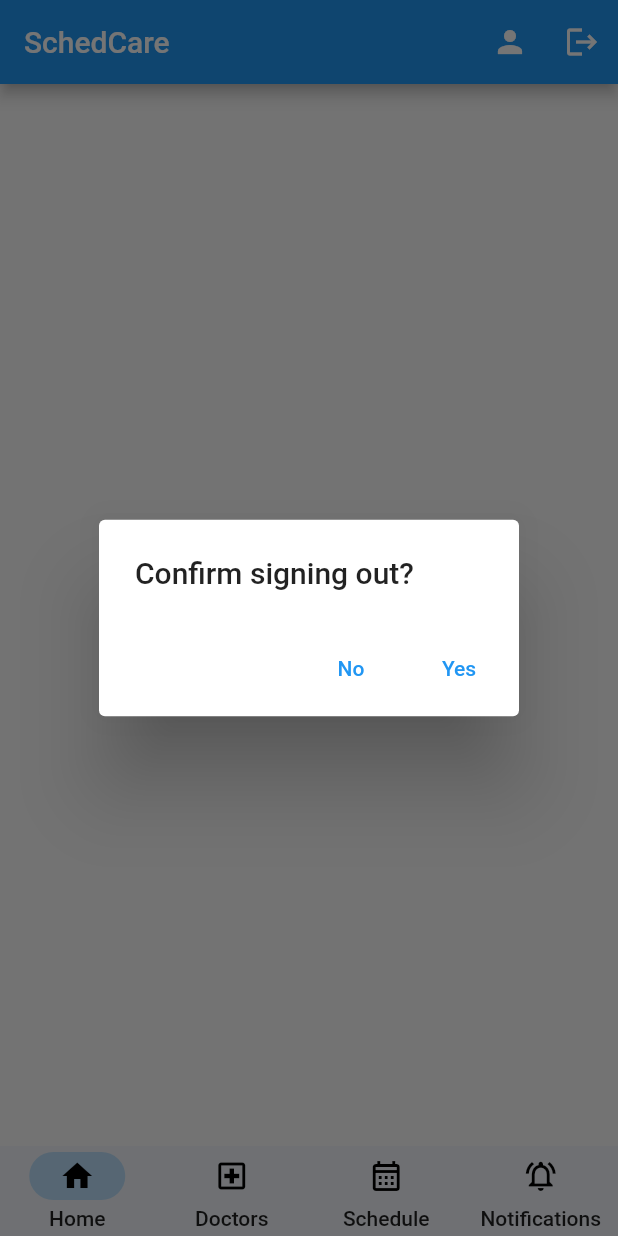
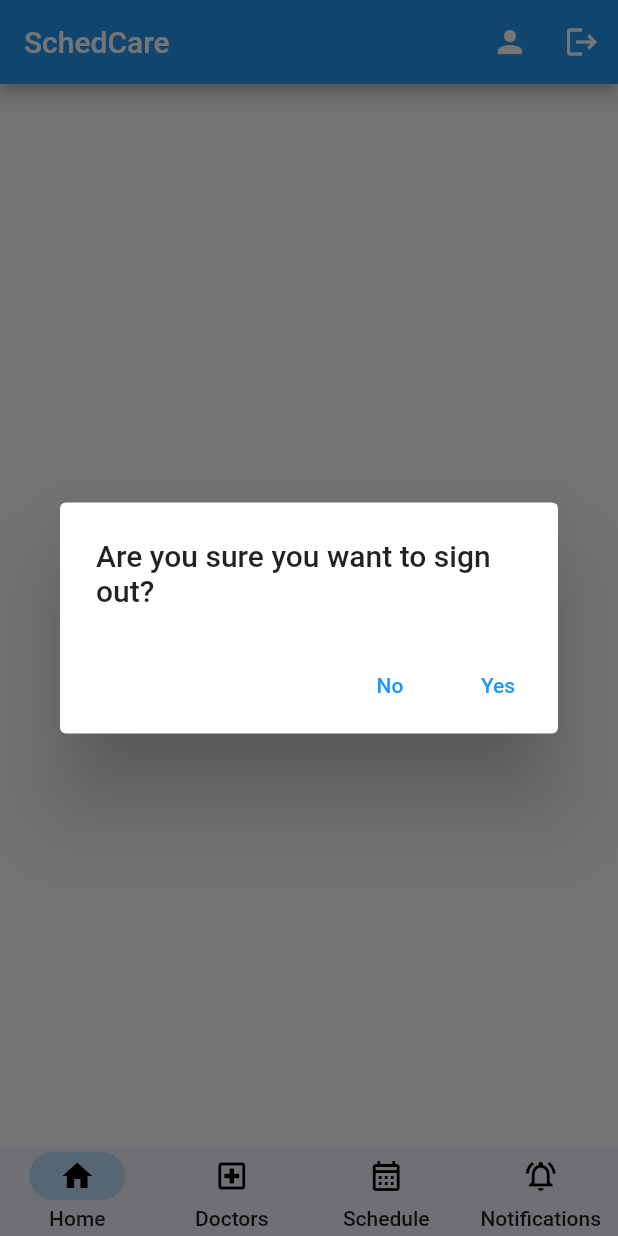
Before and after one commit to itsybitsci/schedcare, a Flutter app: the PatientHomeScreen screen opened by its route, after a tap on the "logout" icon, on a phone screen of 412 x 824 dp. Run offline on Flutter 3.47's test engine with Material 2 defaults, Android fonts, the phone set to English and light mode, and no system bars; drawn by our look-alikes of firebase_ui_firestore; our stand-ins replace cloud_firestore, firebase_analytics, firebase_auth, firebase_core, firebase_crashlytics, firebase_messaging and 9 more; missing offline and left inert: firebase_app_check; accounts and stored records are empty.

Commit message:
feat: Added doctor home screen

```diff
--- a/lib/screens/common/auth_wrapper.dart
+++ b/lib/screens/common/auth_wrapper.dart
@@ -55,7 +55,7 @@ class AuthWrapper extends HookConsumerWidget {
                   Doctor doctor = Doctor.fromSnapshot(data);
                   firebaseServicesNotifier.setDoctor = doctor;
                 }
-                return const DoctorHomeScreen();
+                return DoctorHomeScreen();
               }
               return materialLoading();
             },
--- a/lib/screens/patient/home/patient_home_screen.dart
+++ b/lib/screens/patient/home/patient_home_screen.dart
@@ -5,6 +5,7 @@ import 'package:go_router/go_router.dart';
 import 'package:hooks_riverpod/hooks_riverpod.dart';
 import 'package:schedcare/providers/firebase_services_provider.dart';
 import 'package:schedcare/utilities/constants.dart';
+import 'package:schedcare/utilities/prompts.dart';
 import 'package:schedcare/utilities/widgets.dart';
 
 class PatientHomeScreen extends HookConsumerWidget {
@@ -27,7 +28,7 @@ class PatientHomeScreen extends HookConsumerWidget {
 
     return Scaffold(
       appBar: AppBar(
-        title: const Text('SchedCare'),
+        title: const Text(AppConstants.appTitle),
         actions: [
           IconButton(
             icon: const Icon(Icons.person),
@@ -44,18 +45,18 @@ class PatientHomeScreen extends HookConsumerWidget {
                 context: context,
                 builder: (context) {
                   return AlertDialog(
-                    title: const Text('Confirm signing out?'),
+                    title: const Text(Prompts.confirmSigningOut),
                     actions: [
                       TextButton(
                         onPressed: () => context.pop(),
-                        child: const Text('No'),
+                        child: const Text(Prompts.no),
                       ),
                       TextButton(
                         onPressed: () async {
                           context.pop();
                           await firebaseServicesNotifier.signOut();
                         },
-                        child: const Text('Yes'),
+                        child: const Text(Prompts.yes),
                       ),
                     ],
                   );
@@ -87,10 +88,8 @@ class PatientHomeScreen extends HookConsumerWidget {
           selectedIndex: index.value,
           onDestinationSelected: (selectedIndex) {
             index.value = selectedIndex;
-            pageController.animateToPage(
+            pageController.jumpToPage(
               selectedIndex,
-              duration: const Duration(milliseconds: 500),
-              curve: Curves.ease,
             );
           },
           destinations: [
--- a/lib/screens/patient/pages/notifications_page.dart
+++ b/lib/screens/patient/pages/patient_notifications_page.dart
@@ -11,8 +11,8 @@ import 'package:schedcare/utilities/constants.dart';
 import 'package:schedcare/utilities/prompts.dart';
 import 'package:schedcare/utilities/widgets.dart';
 
-class NotificationsPage extends HookConsumerWidget {
-  NotificationsPage({Key? key}) : super(key: key);
+class PatientNotificationsPage extends HookConsumerWidget {
+  PatientNotificationsPage({Key? key}) : super(key: key);
   final CollectionReference<Map<String, dynamic>>
       appNotificationsCollectionReference = FirebaseFirestore.instance
           .collection(FirestoreConstants.notificationsCollection);
--- a/lib/screens/patient/pages/schedules_page.dart
+++ b/lib/screens/patient/pages/patient_schedules_page.dart
@@ -8,8 +8,8 @@ import 'package:schedcare/utilities/prompts.dart';
 import 'package:schedcare/utilities/widgets.dart';
 import 'package:syncfusion_flutter_calendar/calendar.dart';
 
-class SchedulesPage extends HookConsumerWidget {
-  SchedulesPage({Key? key}) : super(key: key);
+class PatientSchedulesPage extends HookConsumerWidget {
+  PatientSchedulesPage({Key? key}) : super(key: key);
   final CollectionReference<Map<String, dynamic>>
       consultationRequestsCollectionReference = FirebaseFirestore.instance
           .collection(FirestoreConstants.consultationRequestsCollection);
--- a/lib/utilities/constants.dart
+++ b/lib/utilities/constants.dart
@@ -1,7 +1,10 @@
 import 'package:flutter/material.dart';
+import 'package:schedcare/screens/doctor/pages/doctor_notifications_page.dart';
+import 'package:schedcare/screens/doctor/pages/doctor_schedules_page.dart';
+import 'package:schedcare/screens/doctor/pages/received_consultation_requests_page.dart';
 import 'package:schedcare/screens/patient/pages/list_doctors_page.dart';
-import 'package:schedcare/screens/patient/pages/notifications_page.dart';
-import 'package:schedcare/screens/patient/pages/schedules_page.dart';
+import 'package:schedcare/screens/patient/pages/patient_notifications_page.dart';
+import 'package:schedcare/screens/patient/pages/patient_schedules_page.dart';
 import 'package:schedcare/screens/patient/pages/sent_consultation_requests_page.dart';
 
 class FirestoreConstants {
@@ -12,6 +15,8 @@ class FirestoreConstants {
 }
 
 class AppConstants {
+  static const appTitle = 'SchedCare';
+
   static const String fcmKey =
       'AAAAN4HTnQg:APA91bHKKsyn8br_UGidPC-zwuptWNDulQ_Hkx6rf7gwxO-ZPprA1WFbcZuDe8lRIcaYtq9Sd58VoqKdbFwHLKVRNTr3HFPCNDCVN5N_PsqadBpJJlvWEv3va_fzuI47GV-Oed1hJ9Aq';
 
@@ -79,43 +84,57 @@ class AppConstants {
   static List<Widget> patientPages = <Widget>[
     SentConsultationRequestsPage(),
     ListDoctorsPage(),
-    SchedulesPage(),
-    NotificationsPage(),
+    PatientSchedulesPage(),
+    PatientNotificationsPage(),
+  ];
+
+  static List<Widget> doctorPages = <Widget>[
+    ReceivedConsultationRequestsPage(),
+    DoctorSchedulesPage(),
+    DoctorNotificationsPage(),
   ];
 }
 
 //Routes Names
 class RouteNames {
-  static const String authWrapper = 'authWrapper';
+  static const String authWrapper = 'auth_wrapper';
   static const String login = 'login';
+  static const String approval = 'approval';
   static const String verifyEmail = 'verify_email';
   static const String resetPassword = 'reset_password';
+
+  static const String patientRegistration = 'patient_registration';
   static const String patientHome = 'patient_home';
-  static const String patientRegistration = 'patient_registration';
-  static const String doctorHome = 'doctor_home';
-  static const String doctorRegistration = 'doctor_registration';
-  static const String approval = 'approval';
   static const String patientProfile = 'patient_profile';
   static const String editPatientProfile = 'edit_patient_profile';
   static const String sendConsultationRequest = 'send_consultation_request';
   static const String viewConsultationRequest = 'view_consultation_request';
+
+  static const String doctorRegistration = 'doctor_registration';
+  static const String doctorHome = 'doctor_home';
+  static const String doctorProfile = 'doctor_profile';
+  static const String editDoctorProfile = 'edit_doctor_profile';
 }
 
 //Route Paths
 class RoutePaths {
   static const String authWrapper = '/';
   static const String login = '/login';
+  static const String approval = '/approval';
   static const String verifyEmail = '/verify_email';
   static const String resetPassword = '/reset_password';
+
+  static const String patientRegistration = '/patient_registration';
   static const String patientHome = '/patient_home';
-  static const String patientRegistration = '/patient_registration';
-  static const String doctorHome = '/doctor_home';
-  static const String doctorRegistration = '/doctor_registration';
-  static const String approval = '/approval';
   static const String patientProfile = '/patient_profile';
   static const String editPatientProfile = '/edit_patient_profile';
   static const String sendConsultationRequest = '/send_consultation_request';
   static const String viewConsultationRequest = '/view_consultation_request';
+
+  static const String doctorRegistration = '/doctor_registration';
+  static const String doctorHome = '/doctor_home';
+  static const String doctorProfile = '/doctor_profile';
+  static const String editDoctorProfile = '/edit_doctor_profile';
 }
 
 class ModelFields {
--- a/lib/utilities/prompts.dart
+++ b/lib/utilities/prompts.dart
@@ -6,4 +6,7 @@ class Prompts {
       'No notifications at the moment. Kindly check back later.';
   static const String errorDueToWeakInternet =
       'Error encountered due to weak internet connection. Kindly refresh the page.';
+  static const String confirmSigningOut = 'Are you sure you want to sign out?';
+  static const String yes = 'Yes';
+  static const String no = 'No';
 }
```
Also changed, not shown: lib/providers/router_provider.dart (+34 -22 lines), lib/screens/doctor/home/doctor_home_screen.dart (+132 -20 lines), lib/screens/doctor/pages/doctor_notifications_page.dart (added, +11 -0 lines), lib/screens/doctor/pages/doctor_schedules_page.dart (added, +11 -0 lines), lib/screens/doctor/pages/received_consultation_requests_page.dart (added, +11 -0 lines), lib/screens/doctor/profile/doctor_profile_screen.dart (added, +29 -0 lines), lib/screens/doctor/profile/edit_doctor_profile_screen.dart (added, +18 -0 lines).
